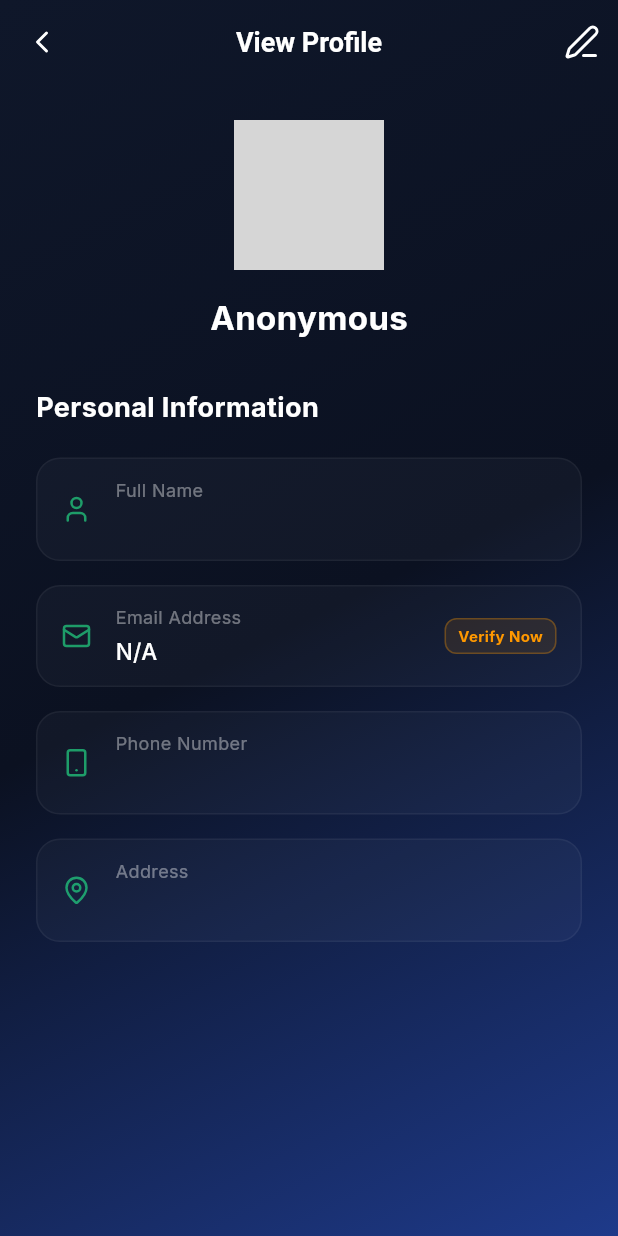
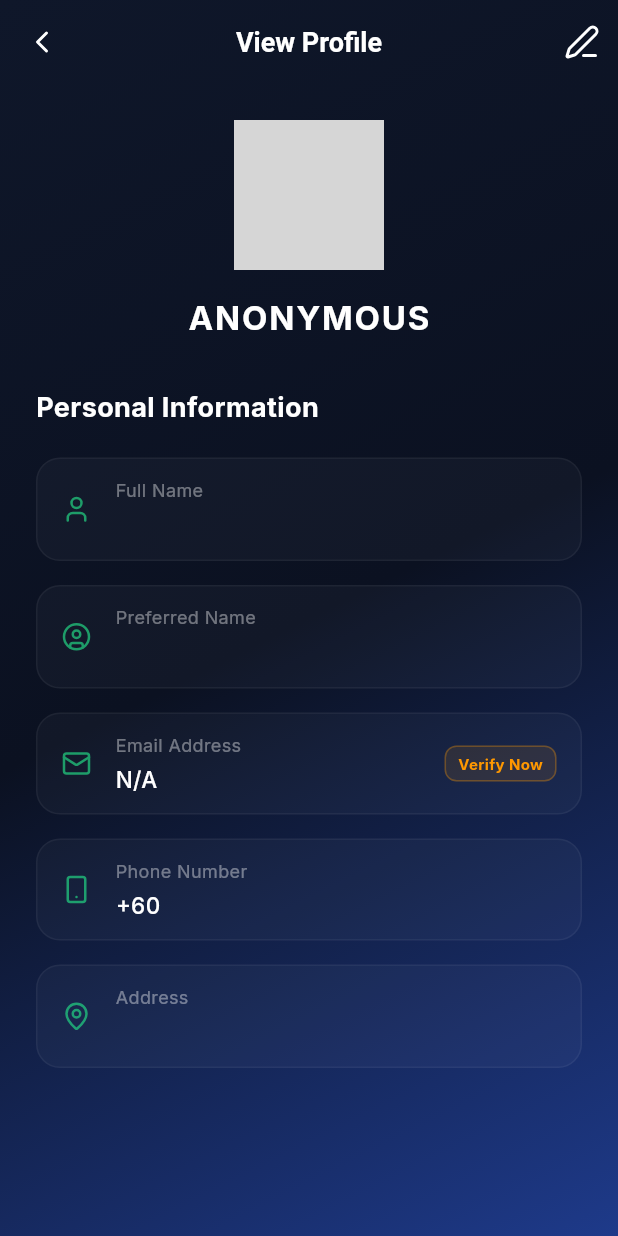
Before and after one commit to Najla-Citadel/fraudshield, a Flutter app: the AccountScreen screen opened directly, after a tap on "View Profile", on a phone screen of 412 x 824 dp. Run offline on Flutter 3.47's test engine with Material 3 defaults, Android fonts, the phone set to English and light mode, and no system bars; our stand-ins replace file_picker, firebase_core, firebase_crashlytics, fl_chart, flutter_contacts, flutter_local_notifications and 16 more; missing offline and left inert: flutter_foreground_task, flutter_jailbreak_detection, flutter_overlay_window, http_certificate_pinning, mobile_scanner, notification_listener_service and 2 more; accounts and stored records are empty; network calls fail; project files that could hold a hidden picture were left out; grey boxes are pictures that could not be loaded.

Commit message:
feat: enhance profile screen with preferred name and international phone support, and fix navigation stability

```diff
--- a/fraudshield/lib/l10n/app_en.arb
+++ b/fraudshield/lib/l10n/app_en.arb
@@ -173,6 +173,10 @@
   "accountManageConsent": "Manage Consent",
   "accountSelectLanguage": "Select Language",
   "accountViewProfile": "View Profile",
+  "profileFullName": "Full Name",
+  "profilePreferredName": "Preferred Name",
+  "profilePreferredNameHint": "How should we call you?",
+  "profilePhoneNumber": "Phone Number",
   "accountSimulateBankingAlert": "Simulate Banking Alert",
   "accountSimulateBankingDesc": "Test auto-capture logic",
   "accountSimulateIncomingCall": "Simulate Incoming Call",
--- a/fraudshield/lib/l10n/app_localizations.dart
+++ b/fraudshield/lib/l10n/app_localizations.dart
@@ -1130,6 +1130,30 @@
   /// **'View Profile'**
   String get accountViewProfile;
 
+  /// No description provided for @profileFullName.
+  ///
+  /// In en, this message translates to:
+  /// **'Full Name'**
+  String get profileFullName;
+
+  /// No description provided for @profilePreferredName.
+  ///
+  /// In en, this message translates to:
+  /// **'Preferred Name'**
+  String get profilePreferredName;
+
+  /// No description provided for @profilePreferredNameHint.
+  ///
+  /// In en, this message translates to:
+  /// **'How should we call you?'**
+  String get profilePreferredNameHint;
+
+  /// No description provided for @profilePhoneNumber.
+  ///
+  /// In en, this message translates to:
+  /// **'Phone Number'**
+  String get profilePhoneNumber;
+
   /// No description provided for @accountSimulateBankingAlert.
   ///
   /// In en, this message translates to:
--- a/fraudshield/lib/l10n/app_localizations_en.dart
+++ b/fraudshield/lib/l10n/app_localizations_en.dart
@@ -533,6 +533,18 @@
   String get accountViewProfile => 'View Profile';
 
   @override
+  String get profileFullName => 'Full Name';
+
+  @override
+  String get profilePreferredName => 'Preferred Name';
+
+  @override
+  String get profilePreferredNameHint => 'How should we call you?';
+
+  @override
+  String get profilePhoneNumber => 'Phone Number';
+
+  @override
   String get accountSimulateBankingAlert => 'Simulate Banking Alert';
 
   @override
--- a/fraudshield/lib/l10n/app_ms.arb
+++ b/fraudshield/lib/l10n/app_ms.arb
@@ -173,6 +173,10 @@
   "accountManageConsent": "Urus Keizinan",
   "accountSelectLanguage": "Pilih Bahasa",
   "accountViewProfile": "Lihat Profil",
+  "profileFullName": "Nama Penuh",
+  "profilePreferredName": "Nama Panggilan",
+  "profilePreferredNameHint": "Bagaimana patut kami panggil anda?",
+  "profilePhoneNumber": "Nombor Telefon",
   "accountSimulateBankingAlert": "Simulasi Amaran Perbankan",
   "accountSimulateBankingDesc": "Uji logik tangkapan automatik",
   "accountSimulateIncomingCall": "Simulasi Panggilan Masuk",
--- a/fraudshield/lib/models/user_model.dart
+++ b/fraudshield/lib/models/user_model.dart
@@ -60,6 +60,8 @@
   final String id;
   final String? avatar;
   final String? bio;
+  final String? mobile;
+  final String? mailingAddress;
   final int points;
   final int totalPoints;
   final int reputation;
@@ -71,6 +73,8 @@
     required this.id,
     this.avatar,
     this.bio,
+    this.mobile,
+    this.mailingAddress,
     this.points = 0,
     this.totalPoints = 0,
     this.reputation = 0,
@@ -84,6 +88,8 @@
       id: json['id'] ?? '',
       avatar: json['avatar'],
       bio: json['bio'],
+      mobile: json['mobile'],
+      mailingAddress: json['mailingAddress'],
       points: json['points'] ?? 0,
       totalPoints: json['totalPoints'] ?? 0,
       reputation: json['reputation'] ?? 0,
@@ -98,6 +104,8 @@
       'id': id,
       'avatar': avatar,
       'bio': bio,
+      'mobile': mobile,
+      'mailingAddress': mailingAddress,
       'points': points,
       'totalPoints': totalPoints,
       'reputation': reputation,
--- a/fraudshield/lib/screens/profile_screen.dart
+++ b/fraudshield/lib/screens/profile_screen.dart
@@ -1,4 +1,5 @@
 import 'package:flutter/material.dart';
+import 'package:flutter/services.dart';
 import 'package:lucide_icons/lucide_icons.dart';
 import 'package:provider/provider.dart';
 import '../providers/auth_provider.dart';
@@ -8,7 +9,10 @@
 import '../design_system/tokens/design_tokens.dart';
 import '../design_system/layouts/screen_scaffold.dart';
 import '../design_system/components/app_snackbar.dart';
+import 'package:intl_phone_field/intl_phone_field.dart';
+import 'package:intl_phone_field/country_picker_dialog.dart';
 import 'email_verification_screen.dart';
+import '../l10n/app_localizations.dart';
 
 class ProfileScreen extends StatefulWidget {
   const ProfileScreen({super.key});
@@ -20,8 +24,10 @@
 class _ProfileScreenState extends State<ProfileScreen> {
   final _formKey = GlobalKey<FormState>();
   late TextEditingController _nameController;
+  late TextEditingController _preferredNameController;
   late TextEditingController _phoneController;
   late TextEditingController _addressController;
+  String? _dialCode;
   bool _isLoading = false;
   bool _isEditing = false;
 
@@ -34,15 +40,20 @@
   void _resetControllers() {
     final user = context.read<AuthProvider>().user;
     _nameController = TextEditingController(text: user?.fullName ?? '');
-    _phoneController = TextEditingController(text: user?.phoneNumber ?? '');
+    _preferredNameController = TextEditingController(
+      text: user?.profile?.metadata?['preferredName']?.toString() ?? '',
+    );
+    _phoneController = TextEditingController(text: user?.profile?.mobile ?? '');
     _addressController = TextEditingController(
-      text: user?.profile?.metadata?['address']?.toString() ?? '',
+      text: user?.profile?.mailingAddress ?? '',
     );
+    _dialCode = user?.profile?.metadata?['dialCode']?.toString() ?? '+60';
   }
 
   @override
   void dispose() {
     _nameController.dispose();
+    _preferredNameController.dispose();
     _phoneController.dispose();
     _addressController.dispose();
     super.dispose();
@@ -58,10 +69,12 @@
 
       await ApiService.instance.updateProfile(
         fullName: _nameController.text.trim(),
+        mobile: _phoneController.text.trim(),
+        mailingAddress: _addressController.text.trim(),
         metadata: {
           ...?currentUser?.profile?.metadata,
-          'address': _addressController.text.trim(),
-          'phoneNumber': _phoneController.text.trim(),
+          'preferredName': _preferredNameController.text.trim(),
+          'dialCode': _dialCode ?? '+60',
         },
       );
 
@@ -139,10 +152,18 @@
               ),
               SizedBox(height: 20),
               _item(
-                label: 'Full Name',
+                label: AppLocalizations.of(context)!.profileFullName,
                 controller: _nameController,
                 isEditing: _isEditing,
                 icon: LucideIcons.user,
+              ),
+              SizedBox(height: 16),
+              _item(
+                label: AppLocalizations.of(context)!.profilePreferredName,
+                controller: _preferredNameController,
+                isEditing: _isEditing,
+                icon: LucideIcons.userCircle,
+                hintText: AppLocalizations.of(context)!.profilePreferredNameHint,
               ),
               SizedBox(height: 16),
               _item(
@@ -178,12 +199,11 @@
                       ),
               ),
               SizedBox(height: 16),
-              _item(
-                label: 'Phone Number',
+              _phoneItem(
+                label: AppLocalizations.of(context)!.profilePhoneNumber,
                 controller: _phoneController,
                 isEditing: _isEditing,
                 icon: LucideIcons.smartphone,
-                keyboardType: TextInputType.phone,
               ),
               SizedBox(height: 16),
               _item(
@@ -223,15 +243,98 @@
           ),
           SizedBox(height: 16),
           Text(
-            user?.fullName ?? 'Anonymous',
+            (user?.fullName ?? 'Anonymous').toUpperCase(),
             style: const TextStyle(
               color: Colors.white,
               fontSize: 22,
               fontWeight: FontWeight.bold,
+              letterSpacing: 1.2,
             ),
           ),
         ],
       ),
+    );
+  }
+
+  Widget _phoneItem({
+    required String label,
+    required TextEditingController controller,
+    required bool isEditing,
+    required IconData icon,
+  }) {
+    if (isEditing) {
+      return IntlPhoneField(
+        controller: controller,
+        decoration: InputDecoration(
+          labelText: label,
+          labelStyle: TextStyle(
+            color: Colors.white.withValues(alpha: 0.5),
+          ),
+          filled: true,
+          fillColor: Colors.white.withValues(alpha: 0.05),
+          border: OutlineInputBorder(
+            borderRadius: BorderRadius.circular(DesignTokens.radii.md),
+            borderSide: BorderSide.none,
+          ),
+          enabledBorder: OutlineInputBorder(
+            borderRadius: BorderRadius.circular(DesignTokens.radii.md),
+            borderSide: BorderSide(color: Colors.white.withValues(alpha: 0.1)),
+          ),
+          focusedBorder: OutlineInputBorder(
+            borderRadius: BorderRadius.circular(DesignTokens.radii.md),
+            borderSide: BorderSide(color: DesignTokens.colors.accentGreen.withValues(alpha: 0.5)),
+          ),
+          contentPadding: EdgeInsets.symmetric(
+            horizontal: DesignTokens.spacing.md,
+            vertical: DesignTokens.spacing.md,
+          ),
+        ),
+        initialCountryCode: 'MY',
+        disableLengthCheck: true,
+        autovalidateMode: AutovalidateMode.onUserInteraction,
+        style: const TextStyle(color: Colors.white, fontSize: 15),
+        dropdownTextStyle: const TextStyle(color: Colors.white),
+        pickerDialogStyle: PickerDialogStyle(
+          backgroundColor: const Color(0xFF0F172A),
+          countryCodeStyle: const TextStyle(color: Colors.white),
+          countryNameStyle: const TextStyle(color: Colors.white),
+          searchFieldInputDecoration: InputDecoration(
+            hintText: 'Search country',
+            hintStyle: TextStyle(color: Colors.white.withValues(alpha: 0.5)),
+            prefixIcon: Icon(LucideIcons.search, color: Colors.white.withValues(alpha: 0.5), size: 18),
+          ),
+        ),
+        keyboardType: TextInputType.number,
+        inputFormatters: [
+          FilteringTextInputFormatter.digitsOnly,
+        ],
+        onCountryChanged: (country) {
+          setState(() {
+            _dialCode = '+${country.dialCode}';
+          });
+        },
+        onChanged: (phone) {
+          // Instead of manually setting controller.text in onChanged (which can cause desync),
+          // we use it only to check if we should strip a leading zero
+          if (phone.number.startsWith('0')) {
+            final newNumber = phone.number.substring(1);
+            // Using microtask to avoid changing text while the widget is still processing the event
+            Future.microtask(() {
+              controller.text = newNumber;
+              controller.selection = TextSelection.fromPosition(
+                TextPosition(offset: newNumber.length),
+              );
+            });
+          }
+        },
+      );
+    }
+
+    return _item(
+      label: label,
+      value: '${_dialCode ?? "+60"} ${controller.text}',
+      isEditing: false,
+      icon: icon,
     );
   }
 
@@ -244,6 +347,7 @@
     Widget? trailing,
     TextInputType? keyboardType,
     int maxLines = 1,
+    String? hintText,
   }) {
     if (isEditing && controller != null) {
       return AdaptiveTextField(
@@ -252,6 +356,7 @@
         prefixIcon: icon,
         keyboardType: keyboardType,
         maxLines: maxLines,
+        hintText: hintText,
       );
     }
 
--- a/fraudshield/lib/services/api_service.dart
+++ b/fraudshield/lib/services/api_service.dart
@@ -224,12 +224,16 @@
     String? fullName,
     String? bio,
     String? avatar,
+    String? mobile,
+    String? mailingAddress,
     Map<String, dynamic>? metadata,
   }) async {
     return patch('/auth/profile', {
       if (fullName != null) 'fullName': fullName,
       if (bio != null) 'bio': bio,
       if (avatar != null) 'avatar': avatar,
+      if (mobile != null) 'mobile': mobile,
+      if (mailingAddress != null) 'mailingAddress': mailingAddress,
       if (metadata != null) 'metadata': metadata,
     });
   }
--- a/fraudshield/lib/widgets/adaptive_text_field.dart
+++ b/fraudshield/lib/widgets/adaptive_text_field.dart
@@ -9,6 +9,7 @@
   final bool obscureText;
   final TextInputType? keyboardType;
   final String? placeholder;
+  final String? hintText;
   final int maxLines;
   final bool? filled;
   final Color? fillColor;
@@ -29,6 +30,7 @@
     this.obscureText = false,
     this.keyboardType,
     this.placeholder,
+    this.hintText,
     this.maxLines = 1,
     this.filled,
     this.fillColor,
@@ -67,7 +69,7 @@
             controller: controller,
             obscureText: obscureText,
             keyboardType: keyboardType,
-            placeholder: placeholder ?? label,
+            placeholder: hintText ?? placeholder ?? label,
             maxLines: maxLines,
             autofocus: autofocus,
             readOnly: readOnly,
@@ -121,7 +123,7 @@
                 ? DesignTokens.colors.error
                 : Colors.white.withValues(alpha: 0.5),
           ),
-          hintText: placeholder,
+          hintText: hintText ?? placeholder,
           hintStyle: TextStyle(color: Colors.white.withValues(alpha: 0.3)),
           prefixIcon: prefixIcon != null
               ? Icon(prefixIcon,
--- a/fraudshield/pubspec.yaml
+++ b/fraudshield/pubspec.yaml
@@ -45,6 +45,7 @@
   record: ^6.0.0
   path_provider: ^2.1.5
   flutter_contacts: ^1.1.9
+  intl_phone_field: ^3.2.0
 
   socket_io_client: ^3.1.2
   flutter_launcher_icons: ^0.14.4
```
Also changed, not shown: fraudshield/lib/l10n/app_localizations_ms.dart (+12 -0 lines), fraudshield/pubspec.lock.
